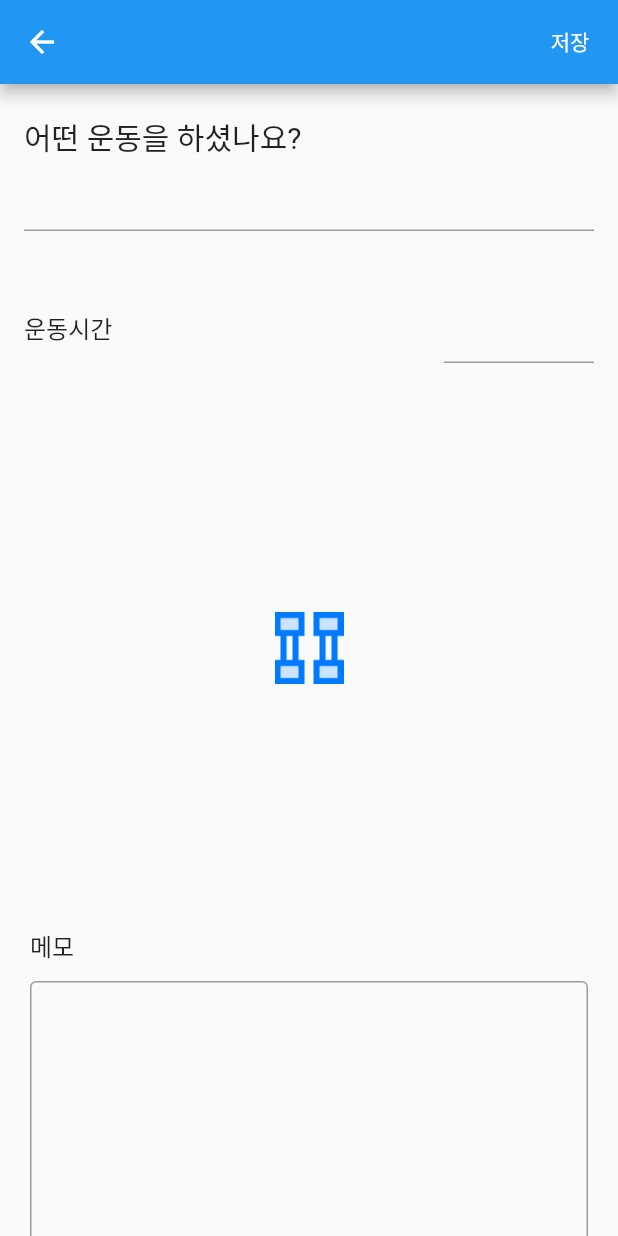
After one commit to kkong3456/flutter_eyebody, a Flutter app: the WorkoutAddPage screen opened directly, on a phone screen of 412 x 824 dp. The commit adds this screen. Run offline on Flutter 3.47's test engine with Material 2 defaults, Android fonts, the phone set to English and light mode, and no system bars; our stand-ins replace sqflite; missing offline and left inert: multi_image_picker; accounts and stored records are empty.

Commit message:
운동완료

```diff
--- a/lib/main.dart
+++ b/lib/main.dart
@@ -1,5 +1,6 @@
 import 'package:eyebody/data/data.dart';
 import 'package:eyebody/view/utils.dart';
+import 'package:eyebody/view/workout.dart';
 import 'package:flutter/material.dart';
 
 import 'view/food.dart';
@@ -67,7 +68,19 @@ class _MyHomePageState extends State<MyHomePage> {
                             }),
                         TextButton(
                           child: const Text("운동"),
-                          onPressed: () {},
+                          onPressed: () {
+                            Navigator.of(context).push(MaterialPageRoute(
+                                builder: (ctx) => WorkoutAddPage(
+                                      workout: Workout(
+                                        date:
+                                            Utils.getFormatTime(DateTime.now()),
+                                        time: 0,
+                                        memo: "",
+                                        name: "",
+                                        image: "",
+                                      ),
+                                    )));
+                          },
                         ),
                         TextButton(
                           child: const Text("눈바디"),
--- /dev/null
+++ b/lib/view/workout.dart
@@ -0,0 +1,156 @@
+import 'package:eyebody/data/data.dart';
+import 'package:eyebody/data/database.dart';
+import 'package:flutter/material.dart';
+import 'package:flutter/services.dart';
+import 'package:multi_image_picker/multi_image_picker.dart';
+
+class WorkoutAddPage extends StatefulWidget {
+  final Workout workout;
+
+  WorkoutAddPage({Key key, this.workout}) : super(key: key);
+
+  @override
+  State<StatefulWidget> createState() {
+    return _WorkoutAddPageState();
+  }
+}
+
+class _WorkoutAddPageState extends State<WorkoutAddPage> {
+  TextEditingController nameController = TextEditingController();
+  TextEditingController timeController = TextEditingController();
+  TextEditingController memoController = TextEditingController();
+
+  Workout get workout => widget.workout;
+
+  @override
+  Widget build(BuildContext context) {
+    return Scaffold(
+      appBar: AppBar(
+        actions: [
+          TextButton(
+              child: Text("저장", style: TextStyle(color: Colors.white)),
+              onPressed: () async {
+                workout.memo = memoController.text;
+                workout.name = nameController.text;
+                workout.time = int.tryParse(timeController.text) ?? 0;
+
+                final dbHelper = DatabaseHelper.instance;
+                await dbHelper.insertWorkout(workout);
+                Navigator.of(context).pop();
+              })
+        ],
+      ),
+      body: Container(
+        child: ListView.builder(
+          itemBuilder: (ctx, idx) {
+            if (idx == 0) {
+              return Container(
+                  margin:
+                      const EdgeInsets.symmetric(horizontal: 16, vertical: 20),
+                  child: Column(
+                    crossAxisAlignment: CrossAxisAlignment.start,
+                    children: [
+                      Text("어떤 운동을 하셨나요?", style: TextStyle(fontSize: 20)),
+                      TextField(
+                        controller: nameController,
+                      )
+                    ],
+                  ));
+            } else if (idx == 1) {
+              return Container(
+                  margin:
+                      const EdgeInsets.symmetric(horizontal: 16, vertical: 20),
+                  child: Row(
+                    mainAxisAlignment: MainAxisAlignment.spaceBetween,
+                    children: [
+                      Text(
+                        "운동시간",
+                        style: TextStyle(
+                          fontSize: 16,
+                        ),
+                      ),
+                      Container(
+                        child: TextField(
+                          controller: timeController,
+                          inputFormatters: [
+                            FilteringTextInputFormatter.digitsOnly
+                          ],
+                          keyboardType: TextInputType.number,
+                        ),
+                        width: 100,
+                      ),
+                    ],
+                  ));
+            } else if (idx == 2) {
+              return Container(
+                // color: Colors.black26,
+                // padding:
+                // const EdgeInsets.symmetric(vertical: 20, horizontal: 20),
+                margin:
+                    const EdgeInsets.symmetric(vertical: 20, horizontal: 20),
+                width: 300,
+                height: 300,
+                child: Container(
+                  child: Align(
+                    alignment: Alignment.center,
+                    child: InkWell(
+                        child: AspectRatio(
+                            child: workout.image.isEmpty
+                                ? Image.asset("assets/img/workout.png")
+                                : AssetThumb(
+                                    asset: Asset(
+                                        workout.image, "workout.png", 0, 0),
+                                    width: 200,
+                                    height: 200),
+                            aspectRatio: 1 / 1),
+                        onTap: () {
+                          selectImage();
+                        }),
+                  ),
+                ),
+              );
+            } else if (idx == 3) {
+              return Container(
+                  margin:
+                      const EdgeInsets.symmetric(vertical: 16, horizontal: 20),
+                  child: Column(
+                    crossAxisAlignment: CrossAxisAlignment.stretch,
+                    children: [
+                      Text(
+                        "메모",
+                        style: TextStyle(fontSize: 16),
+                      ),
+                      Container(height: 12),
+                      TextField(
+                          maxLines: 10,
+                          minLines: 10,
+                          keyboardType: TextInputType.multiline,
+                          controller: memoController,
+                          decoration: InputDecoration(
+                              border: OutlineInputBorder(
+                            borderSide: BorderSide(color: Colors.black),
+                          ))),
+                    ],
+                  ));
+            }
+            return Container();
+          },
+          itemCount: 4,
+        ),
+      ),
+    );
+  }
+
+  Future<void> selectImage() async {
+    final __img =
+        await MultiImagePicker.pickImages(maxImages: 1, enableCamera: true);
+
+    if (__img.length < 1) {
+      return;
+    }
+
+    setState(() {
+      workout.image = __img.first.identifier;
+    });
+  }
+}
```
Also changed, not shown: assets/img/workout.png (added).
